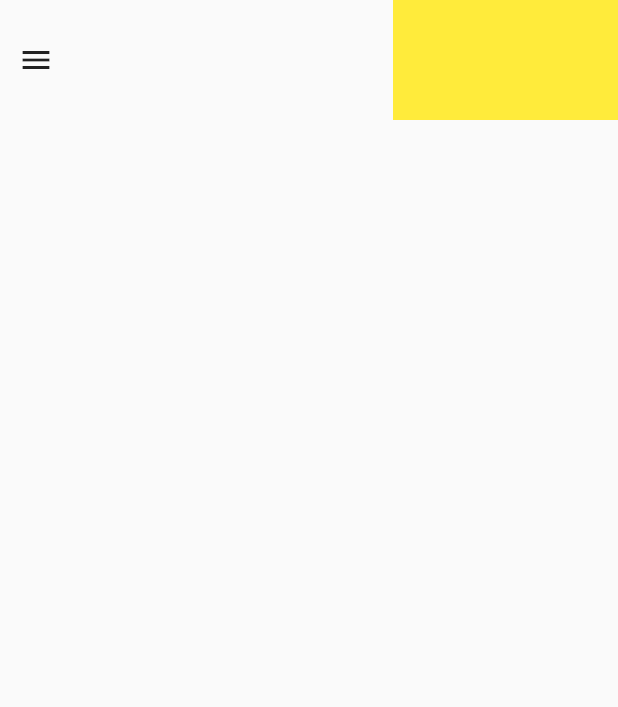
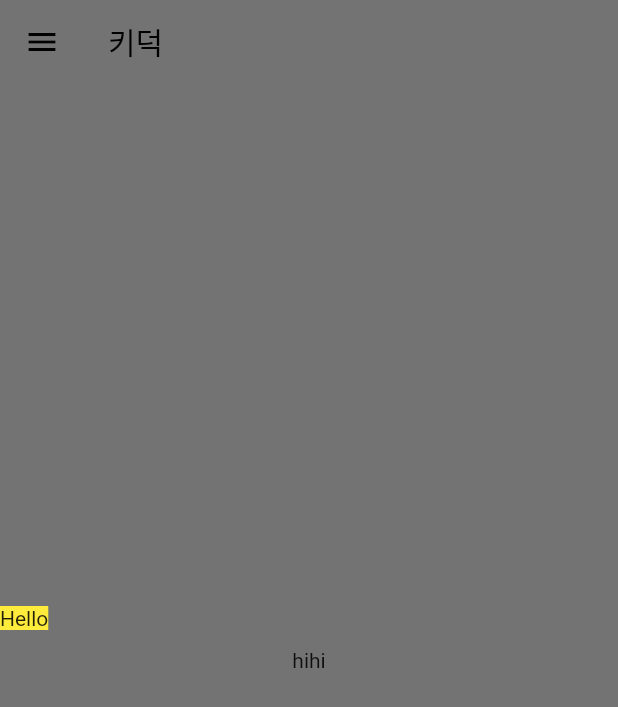
Before and after one commit to TaeBbong/keyduck_frontend, a Flutter app: the screen it shows after launch, with the side drawer open (before the commit the screen has no drawer), on a phone screen of 412 x 824 dp. Shown: the top 707 px of the screen. Run offline on Flutter 3.47's test engine with Material 2 defaults, Android fonts, the phone set to English and light mode, and no system bars; our stand-ins replace equatable, responsive_builder.

Commit message:
[+] Add Drawer for Mobile Menu

```diff
--- a/lib/main.dart
+++ b/lib/main.dart
@@ -27,6 +27,7 @@ class _MainAppState extends State<MainApp> {
   @override
   Widget build(BuildContext context) {
     return MaterialApp(
+      debugShowCheckedModeBanner: false,
       navigatorKey: _navigatorKey,
       builder: (context, child) {
         return Container(
--- a/lib/views/pages/index_page.dart
+++ b/lib/views/pages/index_page.dart
@@ -1,5 +1,7 @@
 import 'package:flutter/material.dart';
 import 'package:keyboard_duckhoo/views/widgets/navbar.dart';
+import 'package:keyboard_duckhoo/views/widgets/navbar_drawer.dart';
+import 'package:responsive_builder/responsive_builder.dart';
 
 class IndexPage extends StatelessWidget {
   static Route route() {
@@ -8,12 +10,31 @@ class IndexPage extends StatelessWidget {
 
   @override
   Widget build(BuildContext context) {
-    return Scaffold(
-      body: Column(
-        children: [
-          Navbar(),
-        ],
-      ),
-    );
+    return ResponsiveBuilder(builder: (context, size) {
+      return Scaffold(
+        appBar: size.deviceScreenType == DeviceScreenType.mobile
+            ? AppBar(
+                backgroundColor: Colors.transparent,
+                iconTheme: IconThemeData(color: Colors.black),
+                elevation: 0,
+                title: Text(
+                  '키덕',
+                  style: TextStyle(color: Colors.black),
+                ),
+              )
+            : PreferredSize(
+                child: Navbar(),
+                preferredSize: Size(1000, 1000),
+              ),
+        drawer: size.deviceScreenType == DeviceScreenType.mobile
+            ? NavDrawer()
+            : null,
+        body: Container(
+          child: Center(
+            child: Text('hihi'),
+          ),
+        ),
+      );
+    });
   }
 }
--- /dev/null
+++ b/lib/views/widgets/navbar_drawer.dart
@@ -0,0 +1,11 @@
+import 'package:flutter/material.dart';
+
+class NavDrawer extends StatelessWidget {
+  @override
+  Widget build(BuildContext context) {
+    return Container(
+      color: Colors.yellow,
+      child: Text('Hello'),
+    );
+  }
+}
--- a/lib/views/widgets/navbar_logo.dart
+++ b/lib/views/widgets/navbar_logo.dart
@@ -6,8 +6,8 @@ class NavbarLogo extends StatelessWidget {
     return SizedBox(
       height: 80,
       width: 150,
-      child: Container(
-        color: Colors.yellow,
+      child: Center(
+        child: Text('키덕'),
       ),
     );
   }
```
Also changed, not shown: lib/views/widgets/navbar.dart (+11 -2 lines), lib/views/widgets/navbar_member.dart (added, +10 -0 lines).
